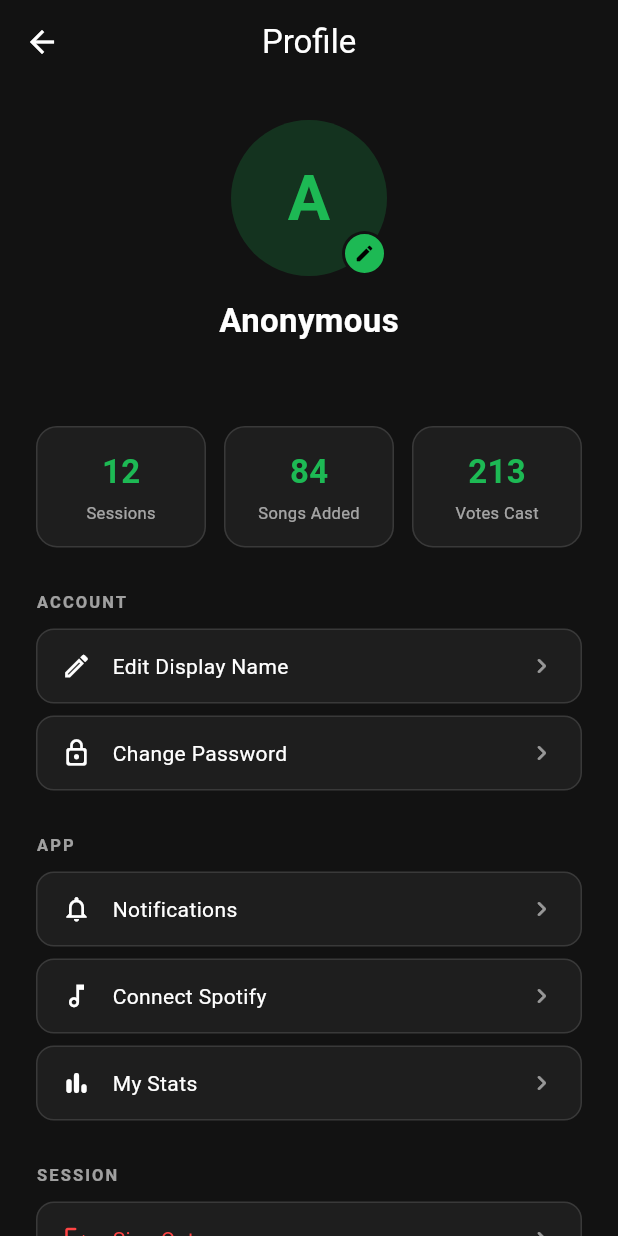
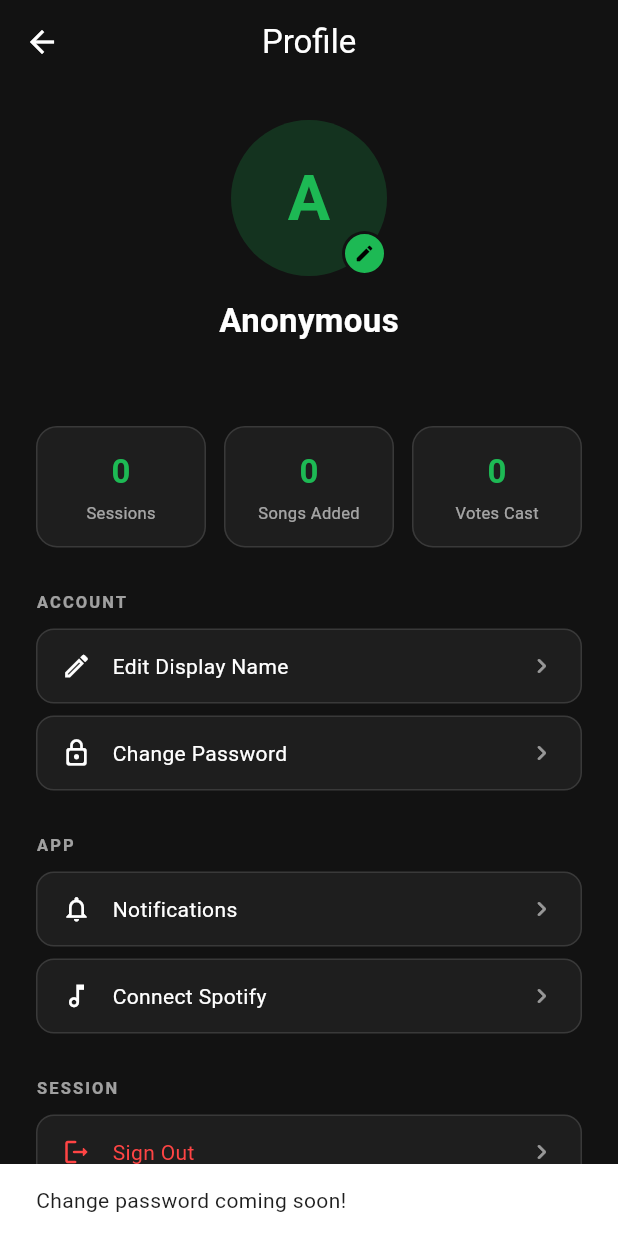
Before and after one commit to mumomuthike/MAD_Project2, a Flutter app: the ProfileScreen screen opened directly, after a tap on "Change Password", on a phone screen of 412 x 824 dp. Run offline on Flutter 3.47's test engine with Material 3 defaults, Android fonts, the phone set to English and light mode, and no system bars; our stand-ins replace cloud_firestore, firebase_auth, firebase_core, firebase_messaging; accounts and stored records are empty.

Commit message:
Removed 'My Stats' button from settings. Use StreamBuilder to display real user stats. Created _getUserProfile() method to stream user data to Firestore.

```diff
--- a/lib/screens/profile_screen.dart
+++ b/lib/screens/profile_screen.dart
@@ -1,6 +1,8 @@
 import 'package:flutter/material.dart';
 import 'package:firebase_auth/firebase_auth.dart';
+import 'package:cloud_firestore/cloud_firestore.dart';
 import 'login_screen.dart';
+import '../models/UserProfile.dart';
 
 // ProfileScreen — view/edit profile, view/edit settings, and view stats
 class ProfileScreen extends StatefulWidget {
@@ -54,6 +56,15 @@ class _ProfileScreenState extends State<ProfileScreen> {
               if (name.isNotEmpty) {
                 await FirebaseAuth.instance.currentUser
                     ?.updateDisplayName(name);
+
+                // Also update display name in Firestore user document
+                final userId = FirebaseAuth.instance.currentUser?.uid;
+                if (userId != null) {
+                  await FirebaseFirestore.instance
+                      .collection('users')
+                      .doc(userId)
+                      .update({'displayName': name});
+                }
               }
               if (mounted) {
                 setState(() {}); // refresh displayed name
@@ -67,6 +78,57 @@ class _ProfileScreenState extends State<ProfileScreen> {
     );
   }
 
+  Stream<UserProfile> _getUserProfile() {
+    final userId = FirebaseAuth.instance.currentUser?.uid;
+    if (userId == null) {
+      return Stream.value(UserProfile(
+        uid: '',
+        email: '',
+        displayName: '',
+        createdAt: DateTime.now(),
+      ));
+    }
+
+    return FirebaseFirestore.instance
+        .collection('users')
+        .doc(userId)
+        .snapshots()
+        .map((doc) {
+      if (doc.exists) {
+        return UserProfile.fromDoc(doc);
+      } else {
+        // Return default profile if doesn't exist yet
+        return UserProfile(
+          uid: userId,
+          email: _email,
+          displayName: _displayName,
+          createdAt: DateTime.now(),
+        );
+      }
+    });
+  }
+
+  void _showChangePassword() {
+    // TODO: Implement password change functionality
+    ScaffoldMessenger.of(context).showSnackBar(
+      const SnackBar(content: Text('Change password coming soon!')),
+    );
+  }
+
+  void _showNotifications() {
+    // TODO: Implement notifications settings
+    ScaffoldMessenger.of(context).showSnackBar(
+      const SnackBar(content: Text('Notification settings coming soon!')),
+    );
+  }
+
+  void _connectSpotify() {
+    // TODO: Implement Spotify connection
+    ScaffoldMessenger.of(context).showSnackBar(
+      const SnackBar(content: Text('Spotify connection coming soon!')),
+    );
+  }
+
   @override
   Widget build(BuildContext context) {
     final primary = Theme.of(context).colorScheme.primary;
@@ -76,7 +138,12 @@ class _ProfileScreenState extends State<ProfileScreen> {
         title: const Text('Profile'),
         leading: const BackButton(),
       ),
-      body: ListView(
+      body: StreamBuilder<UserProfile>(
+        stream: _getUserProfile(),
+        builder: (context, snapshot) {
+          final stats = snapshot.data;
+
+          return ListView(
             padding: const EdgeInsets.symmetric(horizontal: 24, vertical: 24),
             children: [
               // Avatar
@@ -134,15 +201,35 @@ class _ProfileScreenState extends State<ProfileScreen> {
               ),
               const SizedBox(height: 32),
 
-          // Stats row
-          // TODO: replace hardcoded values with Firestore data
+              // Stats row with real data from Firestore
+              if (snapshot.hasData && stats != null)
                 Row(
                   children: [
-              _StatBox(label: 'Sessions', value: '12'),
+                    _StatBox(label: 'Sessions', value: stats.totalSessions.toString()),
                     const SizedBox(width: 12),
-              _StatBox(label: 'Songs Added', value: '84'),
+                    _StatBox(label: 'Songs Added', value: stats.totalSongsAdded.toString()),
                     const SizedBox(width: 12),
-              _StatBox(label: 'Votes Cast', value: '213'),
+                    _StatBox(label: 'Votes Cast', value: stats.totalVotesCast.toString()),
+                  ],
+                )
+              else if (snapshot.hasError)
+                Row(
+                  children: [
+                    _StatBox(label: 'Sessions', value: '--'),
+                    const SizedBox(width: 12),
+                    _StatBox(label: 'Songs Added', value: '--'),
+                    const SizedBox(width: 12),
+                    _StatBox(label: 'Votes Cast', value: '--'),
+                  ],
+                )
+              else
+                const Row(
+                  children: [
+                    _StatBox(label: 'Sessions', value: '...'),
+                    SizedBox(width: 12),
+                    _StatBox(label: 'Songs Added', value: '...'),
+                    SizedBox(width: 12),
+                    _StatBox(label: 'Votes Cast', value: '...'),
                   ],
                 ),
               const SizedBox(height: 28),
@@ -158,7 +245,7 @@ class _ProfileScreenState extends State<ProfileScreen> {
               _ProfileTile(
                 icon: Icons.lock_outline_rounded,
                 label: 'Change Password',
-            onTap: () {}, // TODO
+                onTap: _showChangePassword,
               ),
               const SizedBox(height: 20),
 
@@ -167,18 +254,14 @@ class _ProfileScreenState extends State<ProfileScreen> {
               _ProfileTile(
                 icon: Icons.notifications_outlined,
                 label: 'Notifications',
-            onTap: () {}, // TODO
+                onTap: _showNotifications,
               ),
               _ProfileTile(
                 icon: Icons.music_note_outlined,
                 label: 'Connect Spotify',
-            onTap: () {}, // TODO
+                onTap: _connectSpotify,
               ),
-          _ProfileTile(
-            icon: Icons.bar_chart_rounded,
-            label: 'My Stats',
-            onTap: () {}, // TODO
-          ),
+              // Removed "My Stats" button as it's redundant with stats above
               const SizedBox(height: 20),
 
               _SectionLabel(label: 'Session'),
@@ -191,6 +274,8 @@ class _ProfileScreenState extends State<ProfileScreen> {
               ),
               const SizedBox(height: 24),
             ],
+          );
+        },
       ),
     );
   }
```
Lines whose indentation alone changed are shown as unchanged.
